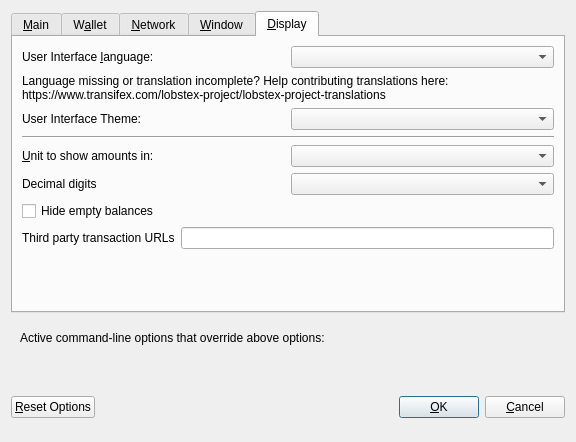
Above: src/qt/forms/optionsdialog.ui from avymantech/lobstex before the change. Below: the same form after it.
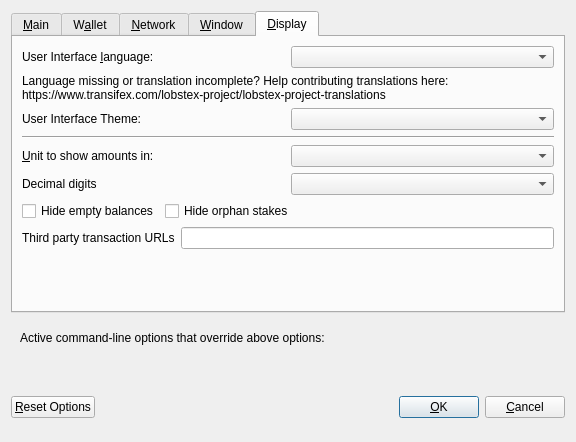
That is the form after the change. The open tabs and pages were chosen to show the change. Custom widgets are drawn as their Qt base class.

Diff of the .ui file:
```diff
--- a/src/qt/forms/optionsdialog.ui
+++ b/src/qt/forms/optionsdialog.ui
@@ -521,7 +521,7 @@
         </widget>
        </item>
        <item>
-        <layout class="QHBoxLayout" name="horizontalLayout_4_Display" stretch="0,0">
+        <layout class="QHBoxLayout" name="horizontalLayout_2_Display" stretch="0,0">
          <item>
           <widget class="QLabel" name="themeLabel">
            <property name="text">
@@ -542,7 +542,7 @@
         </widget>
        </item>
        <item>
-        <layout class="QHBoxLayout" name="horizontalLayout_2_Display">
+        <layout class="QHBoxLayout" name="horizontalLayout_3_Display">
          <item>
           <widget class="QLabel" name="unitLabel">
            <property name="text">
@@ -566,7 +566,7 @@
         </layout>
        </item>
        <item>
-        <layout class="QHBoxLayout" name="horizontalLayout_5_Display">
+        <layout class="QHBoxLayout" name="horizontalLayout_4_Display">
          <item>
           <widget class="QLabel" name="digitsLabel">
            <property name="text">
@@ -580,6 +580,8 @@
         </layout>
        </item>
        <item>
+        <layout class="QHBoxLayout" name="horizontalLayout_5_Display">
+         <item>
         <widget class="QCheckBox" name="checkBoxHideZeroBalances">
          <property name="toolTip">
           <string>Hide empty balances</string>
@@ -593,7 +595,32 @@
         </widget>
        </item>
        <item>
-        <layout class="QHBoxLayout" name="horizontalLayout_3_Display">
+          <widget class="QCheckBox" name="checkBoxHideOrphans">
+           <property name="toolTip">
+            <string>Hide orphan stakes in transaction lists</string>
+           </property>
+           <property name="text">
+            <string>Hide orphan stakes</string>
+           </property>
+          </widget>
+         </item>
+         <item>
+          <spacer name="horizontalSpacer">
+           <property name="orientation">
+            <enum>Qt::Horizontal</enum>
+           </property>
+           <property name="sizeHint" stdset="0">
+            <size>
+             <width>40</width>
+             <height>20</height>
+            </size>
+           </property>
+          </spacer>
+         </item>
+        </layout>
+       </item>
+       <item>
+        <layout class="QHBoxLayout" name="horizontalLayout_6_Display">
          <item>
           <widget class="QLabel" name="thirdPartyTxUrlsLabel">
            <property name="toolTip">
```
Left out of the diff: 21 changed lines with no effect on the pictures. Lines whose indentation alone changed are shown as unchanged.
